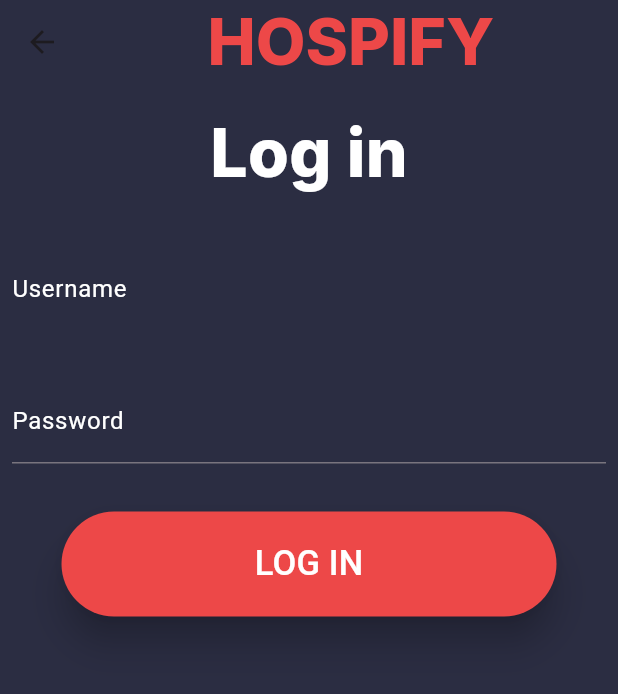
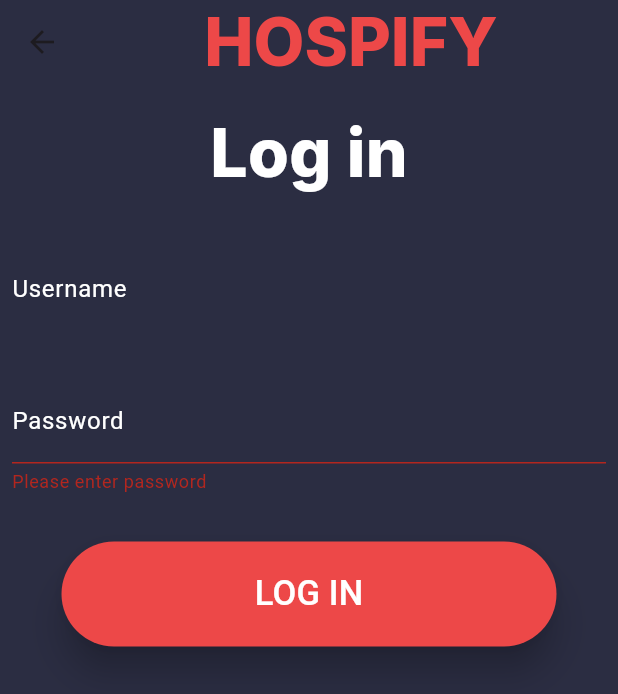
Before and after one commit to parzi-al/miniproject, a Flutter app: the Login screen opened directly, after a tap on "LOG IN", on a phone screen of 412 x 824 dp. Shown: the top 694 px of the screen. Run offline on Flutter 3.47's test engine with Material 3 defaults, Android fonts, the phone set to English and light mode, and no system bars; our stand-ins replace firebase_auth, firebase_core, google_fonts, hexcolor; accounts and stored records are empty.

Commit message:
firebase connection established

```diff
--- a/lib/screen/login.dart
+++ b/lib/screen/login.dart
@@ -1,15 +1,18 @@
 import 'package:flutter/material.dart';
 import 'package:google_fonts/google_fonts.dart';
 import 'package:hexcolor/hexcolor.dart';
+import 'package:firebase_auth/firebase_auth.dart';
+import 'dart:developer' as developer;
+import 'package:flutter_application_1/screen/main_screen.dart';
 
 class Login extends StatefulWidget {
-  Login({Key? key}) : super(key: key);
+  const Login({Key? key}) : super(key: key);
 
   @override
-  _LoginState createState() => _LoginState();
+  LoginState createState() => LoginState();
 }
 
-class _LoginState extends State<Login> {
+class LoginState extends State<Login> {
   @override
   Widget build(BuildContext context) {
     return Scaffold(
@@ -20,7 +23,7 @@ class _LoginState extends State<Login> {
             'HOSPIFY',
             style: GoogleFonts.inter(
               textStyle: TextStyle(
-                fontSize: 42.92,
+                fontSize: 43.92,
                 fontWeight: FontWeight.w800,
                 color: HexColor('#ED4848'),
               ),
@@ -29,34 +32,24 @@ class _LoginState extends State<Login> {
         ),
         backgroundColor: HexColor('#2B2D42'),
       ),
-      body: Loginform(),
+      body: const LoginForm(),
     );
   }
 }
 
-class Loginform extends StatefulWidget {
-  Loginform({Key? key}) : super(key: key);
+class LoginForm extends StatefulWidget {
+  const LoginForm({Key? key}) : super(key: key);
 
   @override
-  _loginfromstate createState() => _loginfromstate();
+  LoginFormState createState() => LoginFormState();
 }
 
-class _loginfromstate extends State<Loginform> {
-  final FocusNode _focusNode = FocusNode();
-  bool _hasFocus = false;
-  TextEditingController _user = TextEditingController();
-  TextEditingController _pass = TextEditingController();
+class LoginFormState extends State<LoginForm> {
+  final TextEditingController _user = TextEditingController();
+  final TextEditingController _pass = TextEditingController();
 
-  @override
-  void initState() {
-    super.initState();
-    _focusNode.addListener(() {
-      setState(() {
-        _hasFocus = _focusNode.hasFocus;
-      });
-    });
-  }
   final _formKey = GlobalKey<FormState>();
+
   @override
   Widget build(BuildContext context) {
     return Form(
@@ -65,11 +58,11 @@ class _loginfromstate extends State<Loginform> {
         crossAxisAlignment: CrossAxisAlignment.center,
         children: [
            Padding(
-          padding: const EdgeInsets.all(15.0),
+            padding: EdgeInsets.all(15.0),
             child: Text(
               'Log in',
               style: GoogleFonts.inter(
-              textStyle: const TextStyle(
+                textStyle: TextStyle(
                   color: Colors.white,
                   fontSize: 44,
                   fontWeight: FontWeight.w800,
@@ -79,13 +72,6 @@ class _loginfromstate extends State<Loginform> {
           ),
           Padding(
             padding: const EdgeInsets.symmetric(horizontal: 8, vertical: 16),
-          child: Focus(
-            onFocusChange: (hasFocus) {
-              setState(() {
-                _hasFocus = hasFocus;
-              });
-            },
-            child: Container(
             child: TextFormField(
               controller: _user,
               decoration: const InputDecoration(
@@ -97,13 +83,17 @@ class _loginfromstate extends State<Loginform> {
               ),
             ),
           ),
-          ),
-        ),
           Padding(
             padding: const EdgeInsets.symmetric(horizontal: 8, vertical: 16),
             child: TextFormField(
               controller: _pass,
               obscureText: true,
+              validator: (value) {
+                if (value!.isEmpty) {
+                  return 'Please enter password';
+                }
+                return null;
+              },
               decoration: const InputDecoration(
                 border: UnderlineInputBorder(),
                 labelText: 'Password',
@@ -119,8 +109,28 @@ class _loginfromstate extends State<Loginform> {
               width: 330,
               height: 70,
               child: ElevatedButton(
-              onPressed: () {
-                getCredentials();
+                onPressed: () async {
+                  if (_formKey.currentState!.validate()) {
+                    try {
+                      UserCredential userCredential =
+                          await AuthService().signInWithFirebase(_user.text, _pass.text);
+                      if (userCredential.user != null) {
+                        Navigator.push(
+                          context,
+                          MaterialPageRoute(builder: (context) => Mainscreen()),
+                        );
+                        developer.log('Login successful', name: 'my.app.category');
+                      } else {
+                        developer.log('User is not signed in');
+                      }
+                    } on FirebaseAuthException catch (e) {
+                      if (e.code == 'user-not-found') {
+                        developer.log('No user found for that email.');
+                      } else if (e.code == 'wrong-password') {
+                        developer.log('Wrong password provided for that user.');
+                      }
+                    }
+                  }
                 },
                 style: ElevatedButton.styleFrom(
                   backgroundColor: HexColor('#ED4848'),
@@ -138,19 +148,15 @@ class _loginfromstate extends State<Loginform> {
       ),
     );
   }
-
-  Map<String, String> getCredentials() {
-    Map<String, String> credentials = {
-      'username': _user.text,
-      'password': _pass.text,
-    };
-
-    return credentials;
 }
 
-  @override
-  void dispose() {
-    _focusNode.dispose();
-    super.dispose();
+class AuthService {
+  Future<UserCredential> signInWithFirebase(String email, String password) async {
+    UserCredential userCredential =
+        await FirebaseAuth.instance.signInWithEmailAndPassword(
+      email: email,
+      password: password,
+    );
+    return userCredential;
   }
 }
--- a/lib/screen/main_screen.dart
+++ b/lib/screen/main_screen.dart
@@ -1,5 +1,3 @@
-
-
 import 'package:flutter/material.dart';
 import 'package:flutter_application_1/screen/login.dart';
 import 'package:google_fonts/google_fonts.dart';
@@ -28,10 +26,11 @@ class Mainscreenstate extends State<Mainscreen> {
     return SizedBox(
       width: 200,
       height: 50,
-      child: OutlinedButton(
+      child: TextButton(
         onPressed: onPressed,
         style: ElevatedButton.styleFrom(
           backgroundColor: color,
+          foregroundColor: Colors.white,
         ),
         child: Text(text),
       ),
@@ -73,10 +72,12 @@ class Mainscreenstate extends State<Mainscreen> {
             ),
             Padding(
               padding: const EdgeInsets.all(10.0),
-              child: Row(
+              child: Column(
                 mainAxisAlignment: MainAxisAlignment.center,
                 children: [
-                  buildButton(
+                  Padding(
+                    padding: const EdgeInsets.all(18.0),
+                    child: buildButton(
                       text: 'Login',
 
                      onPressed: () {
@@ -86,6 +87,7 @@ class Mainscreenstate extends State<Mainscreen> {
                         );
                       },
                       color: HexColor('#ED4848'),
+                    ),
                   ),
                   buildButton(
                     text: 'Create Account',
--- a/pubspec.yaml
+++ b/pubspec.yaml
@@ -65,7 +65,7 @@ flutter:
   # To add assets to your application, add an assets section, like this:
   assets:
      - images/Ambulance.png
-  #   - images/a_dot_ham.jpeg
+
 
   # An image asset can refer to one or more resolution-specific "variants", see
   # https://flutter.dev/assets-and-images/#resolution-aware
```
Lines whose indentation alone changed are shown as unchanged.
